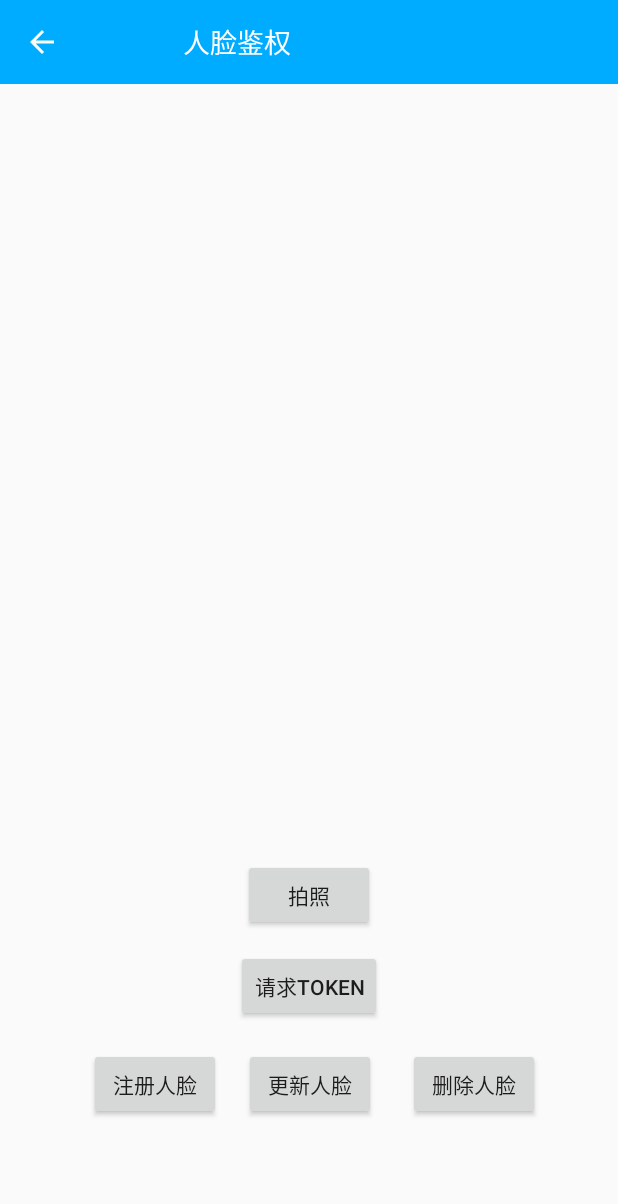
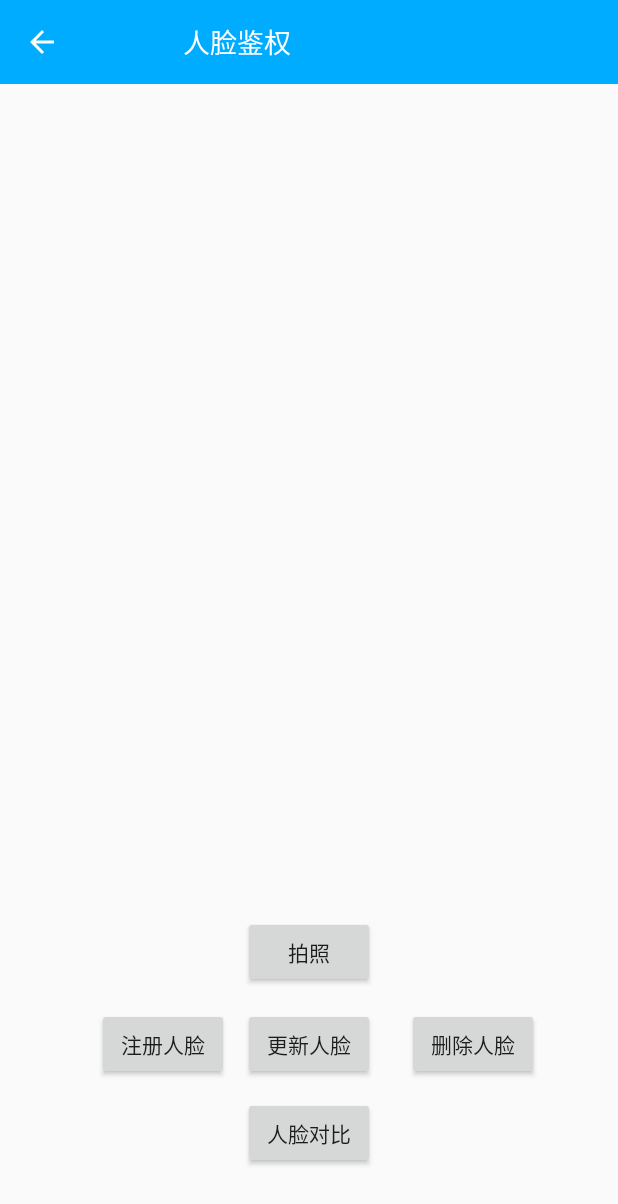
Before and after one commit to LLJ-1175637511/IsLiving, an Android app: the MainActivity screen opened directly, with no data from a screen before it, after a tap on "人脸鉴权", on a phone screen of 412 x 824 dp. Shown: the top 1204 px of the screen. Run offline under Robolectric (Android 15) with nearby library versions, the phone set to English and light mode, and no system bars; our stand-ins replace data binding; pictures from the network do not load; 2 statements that could not run were skipped.

Commit message:
完成人脸对比

```diff
--- a/app/src/main/java/com/llj/living/application/MyApplication.kt
+++ b/app/src/main/java/com/llj/living/application/MyApplication.kt
@@ -11,7 +11,7 @@ class MyApplication:Application() {
     }
 
     companion object{
-        const val ApiKey = ""
-        const val SecretKey = ""
+        const val ApiKey = "f05CbSUbz4fpk5EFMfwNzgdh"
+        const val SecretKey = "jFRKm4I4RAZ7YS7svK3xOQkuhfTcrf4e"
     }
 }
--- a/app/src/main/java/com/llj/living/custom/ext/Extension.kt
+++ b/app/src/main/java/com/llj/living/custom/ext/Extension.kt
@@ -27,3 +27,7 @@ fun stringToBean(body: String, type: Type): Any = try {
 } catch (e: Exception) {
     throw e
 }
+
+fun String.isMsgSuc():Boolean = this=="SUCCESS"
+
+fun Int.isCodeSuc():Boolean = this==0
--- /dev/null
+++ b/app/src/main/java/com/llj/living/data/enums/DataEnum.kt
@@ -0,0 +1,5 @@
+package com.llj.living.data.enums
+
+enum class BaseDataEnum {
+    Boolean,Character,Short,Integer,Long,Float,Double,String
+}
--- a/app/src/main/res/layout/activity_face_auth.xml
+++ b/app/src/main/res/layout/activity_face_auth.xml
@@ -13,7 +13,32 @@
         android:layout_width="match_parent"
         android:layout_height="match_parent">
 
+        <Button
+            android:id="@+id/bt_face_match_auth"
+            android:layout_width="wrap_content"
+            android:layout_height="wrap_content"
+            android:text="人脸对比"
+            app:layout_constraintBottom_toBottomOf="parent"
+            app:layout_constraintEnd_toEndOf="@+id/bt_update_face"
+            app:layout_constraintHorizontal_bias="0.0"
+            app:layout_constraintStart_toStartOf="@+id/bt_update_face"
+            app:layout_constraintTop_toBottomOf="@+id/bt_register_face"
+            app:layout_constraintVertical_bias="0.208" />
 
+        <TextView
+            android:layout_width="match_parent"
+            android:layout_height="wrap_content"
+            android:layout_marginBottom="16dp"
+            android:gravity="center"
+            android:paddingStart="20dp"
+            android:paddingEnd="20dp"
+            android:text="@{vmFaceAuth.baseFaceIdLiveData}"
+            app:layout_constraintBottom_toBottomOf="parent"
+            app:layout_constraintEnd_toEndOf="parent"
+            app:layout_constraintHorizontal_bias="0.0"
+            app:layout_constraintStart_toStartOf="parent"
+            app:layout_constraintTop_toBottomOf="@+id/bt_face_match_auth"
+            app:layout_constraintVertical_bias="0.157" />
 
         <Button
             android:id="@+id/bt_delete_face"
@@ -53,6 +78,7 @@
             android:layout_width="wrap_content"
             android:layout_height="wrap_content"
             android:text="请求token"
+            android:visibility="gone"
             app:layout_constraintBottom_toBottomOf="parent"
             app:layout_constraintEnd_toEndOf="@+id/iv_face_img_face_auth"
             app:layout_constraintHorizontal_bias="0.51"
@@ -77,11 +103,11 @@
             android:layout_height="wrap_content"
             android:text="注册人脸"
             app:layout_constraintBottom_toBottomOf="parent"
-            app:layout_constraintEnd_toStartOf="@+id/bt_request_token_face_auth"
-            app:layout_constraintHorizontal_bias="0.857"
+            app:layout_constraintEnd_toStartOf="@+id/bt_take_photo_face_auth"
+            app:layout_constraintHorizontal_bias="0.878"
             app:layout_constraintStart_toStartOf="parent"
-            app:layout_constraintTop_toBottomOf="@+id/bt_request_token_face_auth"
-            app:layout_constraintVertical_bias="0.183" />
+            app:layout_constraintTop_toTopOf="@+id/bt_request_token_face_auth"
+            app:layout_constraintVertical_bias="0.0" />
 
         <TextView
             android:id="@+id/tv_content_face_auth"
```
Also changed, not shown: app/src/main/AndroidManifest.xml (+5 -7 lines), app/src/main/java/com/llj/living/data/bean/DataBean.kt (added, +10 -0 lines), app/src/main/java/com/llj/living/data/bean/NetBean.kt (+22 -2 lines), app/src/main/java/com/llj/living/data/enums/BaseDataEnum.kt (deleted, +0 -21 lines), app/src/main/java/com/llj/living/data/enums/NetEnum.kt (added, +40 -0 lines), app/src/main/java/com/llj/living/logic/vm/FaceAuthViewModel.kt (+16 -4 lines), app/src/main/java/com/llj/living/net/network/FaceAuthNetwork.kt (+6 -4 lines), app/src/main/java/com/llj/living/net/repository/FaceAuthRepository.kt (+15 -4 lines), app/src/main/java/com/llj/living/net/server/BaiduServer.kt (+11 -0 lines), app/src/main/java/com/llj/living/ui/activity/FaceAuthenticActivity.kt (+17 -0 lines), app/src/main/res/layout/activity_main.xml (+1 -16 lines).
